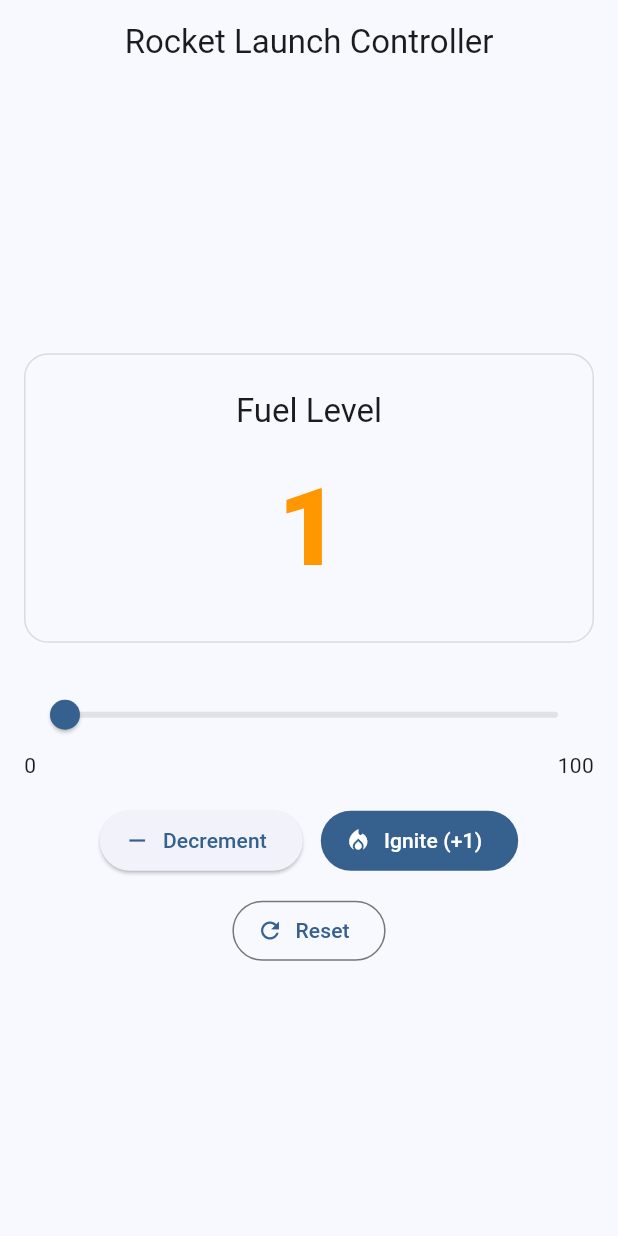
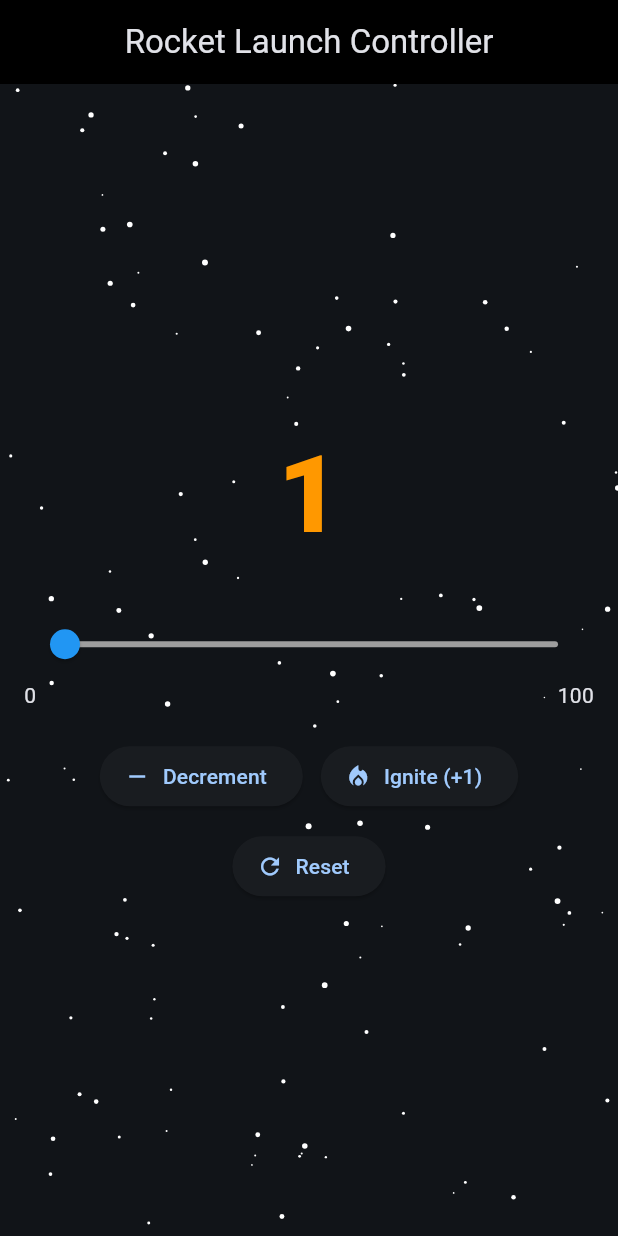
Before and after one commit to DuaSpoolios/act6, a Flutter app: the screen it shows after launch, after a tap on "Ignite (+1)", on a phone screen of 412 x 824 dp. Run offline on Flutter 3.47's test engine with Material 3 defaults, Android fonts, the phone set to English and light mode, and no system bars.

Commit message:
done final

```diff
--- a/lib/main.dart
+++ b/lib/main.dart
@@ -1,3 +1,4 @@
+import 'dart:math';
 import 'package:flutter/material.dart';
 
 void main() => runApp(const MyApp());
@@ -9,7 +10,8 @@ class MyApp extends StatelessWidget {
   Widget build(BuildContext context) {
     return MaterialApp(
       title: 'Rocket Launch Controller',
-      theme: ThemeData(
+      theme:ThemeData(
+        brightness: Brightness.dark,
         colorSchemeSeed: Colors.blue,
         useMaterial3: true,
       ),
@@ -33,7 +35,6 @@ class _LaunchControllerState extends State<LaunchController> {
   bool _shownLiftoffDialog = false;
 
   void _setCounter(int value) {
-    // Clamp to 0..100 and update UI
     final clamped = value.clamp(_min, _max);
     final reachedLiftoff = clamped == _max;
 
@@ -46,7 +47,7 @@ class _LaunchControllerState extends State<LaunchController> {
       _showLiftoffDialog();
     }
     if (!reachedLiftoff) {
-      // if the value dips below 100 again, allow showing dialog on future 100s
+      // allow the dialog to show again if user drops below 100
       _shownLiftoffDialog = false;
     }
   }
@@ -84,14 +85,22 @@ class _LaunchControllerState extends State<LaunchController> {
 
   @override
   Widget build(BuildContext context) {
-    final numberColor = _numberColorFor(_counter);
-
     return Scaffold(
       appBar: AppBar(
         title: const Text('Rocket Launch Controller'),
+        backgroundColor: Colors.black,
         centerTitle: true,
       ),
-      body: Center(
+      body: Stack(
+        children: [
+          /// Starry space background
+          CustomPaint(
+            size: Size.infinite,
+            painter: StarryBackground(),
+          ),
+
+          /// Control panel content
+          Center(
             child: ConstrainedBox(
               constraints: const BoxConstraints(maxWidth: 520),
               child: Padding(
@@ -99,36 +108,17 @@ class _LaunchControllerState extends State<LaunchController> {
                 child: Column(
                   mainAxisAlignment: MainAxisAlignment.center,
                   children: [
-                // Display panel
-                Container(
-                  width: double.infinity,
-                  padding: const EdgeInsets.symmetric(vertical: 24, horizontal: 16),
-                  decoration: BoxDecoration(
-                    borderRadius: BorderRadius.circular(16),
-                    border: Border.all(color: Colors.black12),
-                  ),
-                  child: Column(
-                    children: [
                     Text(
-                        _counter == _max ? 'LIFTOFF!' : 'Fuel Level',
-                        style: Theme.of(context).textTheme.titleLarge,
-                      ),
-                      const SizedBox(height: 12),
-                      Text(
-                        '$_counter',
+                      _counter == _max ? 'LIFTOFF! 🚀' : '$_counter',
                       style: TextStyle(
                         fontSize: 72,
                         fontWeight: FontWeight.w900,
-                          color: numberColor,
+                        color: _numberColorFor(_counter),
                       ),
                     ),
-                    ],
-                  ),
-                ),
-
                     const SizedBox(height: 24),
 
-                // Slider (0..100)
+
                     Column(
                       crossAxisAlignment: CrossAxisAlignment.stretch,
                       children: [
@@ -137,9 +127,11 @@ class _LaunchControllerState extends State<LaunchController> {
                           max: _max.toDouble(),
                           value: _counter.toDouble(),
                           onChanged: (v) => _setCounter(v.toInt()),
+                          activeColor: Colors.blue,
+                          inactiveColor: Colors.grey,
                         ),
                         Row(
-                      mainAxisAlignment: MainAxisAlignment.spaceBetween,
+                          mainAxisAlignment:MainAxisAlignment.spaceBetween,
                           children: const [
                             Text('0'),
                             Text('100'),
@@ -148,25 +140,24 @@ class _LaunchControllerState extends State<LaunchController> {
                       ],
                     ),
 
-                const SizedBox(height: 16),
+                    const SizedBox(height: 20),
 
-                // Buttons row: Decrement, Ignite, Reset
                     Wrap(
                       spacing: 12,
                       runSpacing: 12,
                       alignment: WrapAlignment.center,
                       children: [
                         ElevatedButton.icon(
-                      onPressed: _counter > _min ? _decrement : null,
+                          onPressed: _counter> _min ? _decrement : null,
                           icon: const Icon(Icons.remove),
                           label: const Text('Decrement'),
                         ),
-                    FilledButton.icon(
+                        ElevatedButton.icon(
                           onPressed: _counter < _max ? _increment : null,
                           icon: const Icon(Icons.local_fire_department),
                           label: const Text('Ignite (+1)'),
                         ),
-                    OutlinedButton.icon(
+                        ElevatedButton.icon(
                           onPressed: _counter != 0 ? _reset : null,
                           icon: const Icon(Icons.refresh),
                           label: const Text('Reset'),
@@ -178,6 +169,27 @@ class _LaunchControllerState extends State<LaunchController> {
               ),
             ),
           ),
+        ],
+      ),
     );
   }
 }
+
+class StarryBackground extends CustomPainter {
+  final Random _rand = Random();
+  final int starCount = 120;
+
+  @override
+  void paint(Canvas canvas, Size size) {
+    final paint = Paint()..color = Colors.white;
+    for (int i = 0; i < starCount; i++) {
+      final dx = _rand.nextDouble() * size.width;
+      final dy = _rand.nextDouble() * size.height;
+      final radius = _rand.nextDouble() * 1.5 + 0.5;
+      canvas.drawCircle(Offset(dx, dy), radius, paint);
+    }
+  }
+
+  @override
+  bool shouldRepaint(covariant CustomPainter oldDelegate)=> false;
+}
```
Lines whose indentation alone changed are shown as unchanged.
